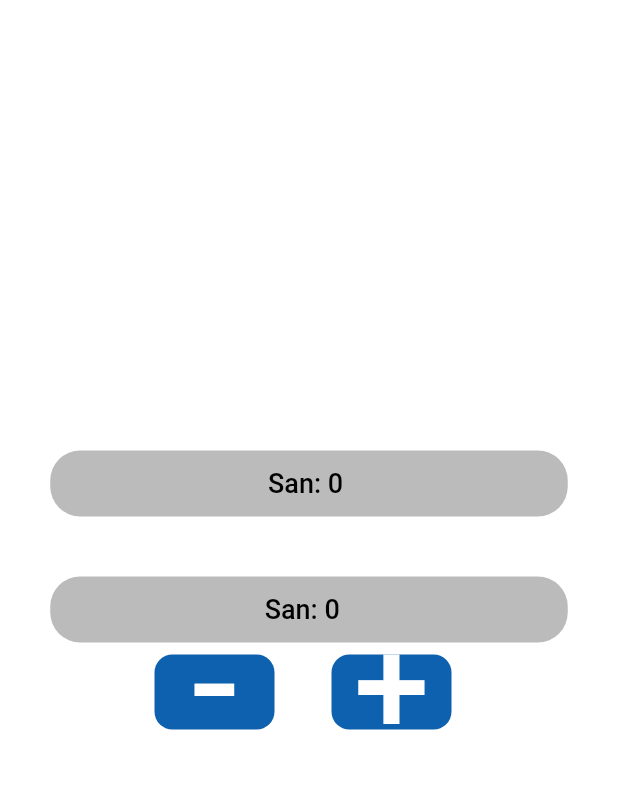
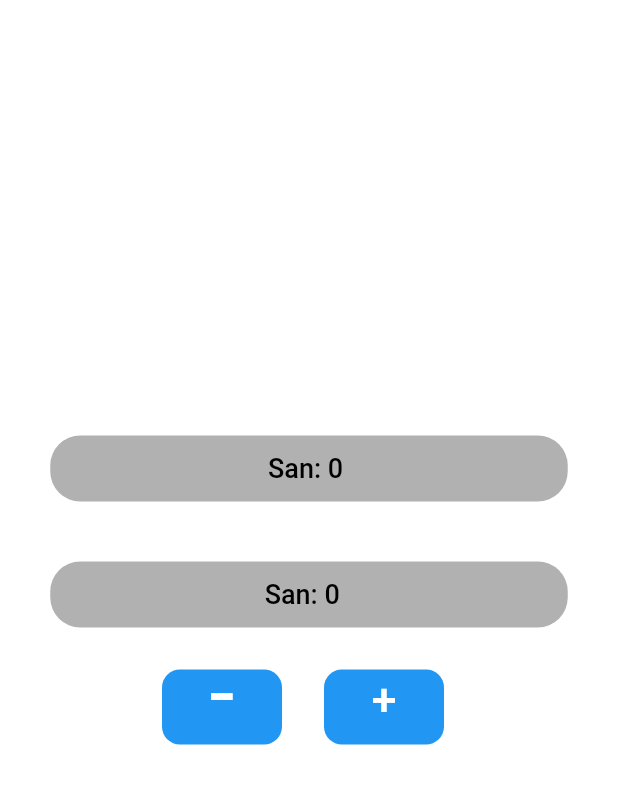
Before and after one commit to abdu071706/counter---app-group-9, a Flutter app: the screen it shows after launch, on a phone screen of 412 x 824 dp, the part 64-868 px from its top. Run offline on Flutter 3.47's test engine with Material 2 defaults, Android fonts, the phone set to English and light mode, and no system bars.

```diff
--- /dev/null
+++ b/lib/constants/app_colors.dart
@@ -0,0 +1,7 @@
+import 'package:flutter/material.dart';
+class AppColors{
+static const Black= Colors.black;
+static const White = Colors.white;
+static const Blue= Colors.blue;
+static const Grey = Colors.grey;
+}
--- a/lib/home_page.dart
+++ /dev/null
@@ -1,168 +0,0 @@
-import 'package:counter/second_page.dart';
-import 'package:flutter/material.dart';
-
-class HomePage extends StatefulWidget {
-  const HomePage({Key key}) : super(key: key);
-
-  @override
-  _HomePageState createState() => _HomePageState();
-}
-
-class _HomePageState extends State<HomePage> {
-  int san = 0;
-  void countMinus() {
-    setState(() {
-      san--;
-    });
-  }
-
-  void countPlus() {
-    setState(() {
-      san++;
-    });
-  }
-
-  void count(int sanber) {
-    if (sanber == 9) {
-      san--;
-    }
-    if (sanber == 2) {
-      san++;
-    }
-    setState(() {});
-  }
-
-  String word = 'Hello Kandaysin?';
-  @override
-  Widget build(BuildContext context) {
-    return Scaffold(
-      backgroundColor: Colors.white,
-      appBar: AppBar(
-        elevation: 0,
-        centerTitle: true,
-        backgroundColor: Colors.white,
-        title: const Text(
-          'Counter App  ',
-          style: TextStyle(
-            fontSize: 25,
-            color: Colors.black,
-          ),
-        ),
-      ),
-      body: Column(
-        mainAxisAlignment: MainAxisAlignment.center,
-        children: <Widget>[
-          Center(
-            child: InkWell(
-              onTap: () {
-                Navigator.push(
-                  context,
-                  MaterialPageRoute(
-                    builder: (context) => SecondPage(san: san),
-                  ),
-                );
-              },
-              child: Container(
-                decoration: BoxDecoration(
-                  color: const Color(0xffAaAAAA).withOpacity(0.8),
-                  borderRadius: BorderRadius.circular(20),
-                ),
-                width: 345,
-                height: 44,
-                child: Center(
-                  child: Text(
-                    'San: $san ',
-                    style: const TextStyle(
-                        fontWeight: FontWeight.w500,
-                        fontSize: 18,
-                        color: Color(0xff000000)),
-                  ),
-                ),
-              ),
-            ),
-          ),
-          const SizedBox(
-            height: 40,
-          ),
-          Container(
-            decoration: BoxDecoration(
-              color: const Color(0xffAaAAAA).withOpacity(0.8),
-              borderRadius: BorderRadius.circular(20),
-            ),
-            width: 345,
-            height: 44,
-            child: Center(
-              child: Text(
-                'San: $san  ',
-                style: const TextStyle(
-                    fontWeight: FontWeight.w500,
-                    fontSize: 18,
-                    color: Color(0xff000000)),
-              ),
-            ),
-          ),
-
-          Row(
-            mainAxisAlignment: MainAxisAlignment.center,
-            children: [
-              GestureDetector(
-                onTap: () => count(3),
-                child: Container(
-                  height: 50,
-                  width: 80,
-                  decoration: BoxDecoration(
-                    borderRadius: BorderRadius.circular(12),
-                    color: const Color(0xff0D61AE),
-                  ),
-                  child: const Center(
-                    child: Text(
-                      '-',
-                      style: TextStyle(
-                        fontSize: 110,
-                        height: 0.65,
-                        color: Color(0xffffffff),
-                      ),
-                    ),
-                  ),
-                ),
-              ),
-              const SizedBox(
-                width: 30,
-              ),
-              TextButton(
-                onPressed: () => count(9),
-                child: Container(
-                  height: 50,
-                  width: 80,
-                  decoration: BoxDecoration(
-                    borderRadius: BorderRadius.circular(12),
-                    color: const Color(0xff0D61AE),
-                  ),
-                  child: const Center(
-                    child: Text(
-                      '+',
-                      style: TextStyle(
-                        fontSize: 90,
-                        height: 0.75,
-                        color: Color(0xffffffff),
-                      ),
-                    ),
-                  ),
-                ),
-              ),
-            ],
-          ),
-
-          // Container(
-          //   color: Colors.blue,
-          //   child: IconButton(
-          //     color: Colors.red,
-          //     onPressed: () {},
-          //     icon: const Icon(Icons.add),
-          //   ),
-          // ),
-        ],
-      ),
-    );
-  }
-}
--- a/lib/main.dart
+++ b/lib/main.dart
@@ -1,6 +1,6 @@
 import 'package:flutter/material.dart';
 
-import 'home_page.dart';
+import 'page/home_page.dart';
 
 void main() {
   runApp(
--- /dev/null
+++ b/lib/page/home_page.dart
@@ -0,0 +1,79 @@
+import 'package:counter/constants/app_colors.dart';
+import 'package:counter/page/second_page.dart';
+import 'package:counter/widget/container_widget.dart';
+import 'package:counter/widget/remove_widget.dart';
+import 'package:counter/widget/san_buttom.dart';
+import 'package:counter/widget/text_button.dart';
+import 'package:flutter/material.dart';
+
+class HomePage extends StatefulWidget {
+  const HomePage({Key key}) : super(key: key);
+
+  @override
+  _HomePageState createState() => _HomePageState();
+}
+
+class _HomePageState extends State<HomePage> {
+  int san = 0;
+
+
+  void count(int sanber) {
+    if (sanber == 9) {
+      san++;
+    }
+    if (sanber == 2) {
+      san--;
+    }
+    setState(() {});
+  }
+
+  String word = 'Hello Kandaysin?';
+  @override
+  Widget build(BuildContext context) {
+    return Scaffold(
+      backgroundColor:AppColors.White,
+      appBar: AppBar(
+        elevation: 0,
+        centerTitle: true,
+        backgroundColor:AppColors.White,
+        title: const Text(
+          'Counter App  ',
+          style: TextStyle(
+            fontSize: 25,
+            color: Colors.black,
+          ),
+        ),
+      ),
+      body: Column(
+        mainAxisAlignment: MainAxisAlignment.center,
+        children: <Widget>[
+          SanButtomWidget(san: san),
+          const SizedBox(
+            height: 40,
+          ),
+          ContainerWidget(san: san),
+          SizedBox(
+            height: 20,
+          ),
+
+          Row(
+            mainAxisAlignment: MainAxisAlignment.center,
+            children: [
+              GestureDetector(
+                onTap: () => count(2),
+                child: RemoveWidget(),
+              ),
+              SizedBox(
+                width: 20,
+              ),
+              TextButton(
+                onPressed: () => count(9),
+                child: TextButtonWidget(),
+              ),
+            ],
+          ),
+        ],
+      ),
+    );
+  }
+}
--- /dev/null
+++ b/lib/widget/container_widget.dart
@@ -0,0 +1,32 @@
+import 'package:counter/constants/app_colors.dart';
+import 'package:flutter/material.dart';
+
+class ContainerWidget extends StatelessWidget {
+  const ContainerWidget({
+    Key key,
+    @required this.san,
+  }) : super(key: key);
+
+  final int san;
+
+  @override
+  Widget build(BuildContext context) {
+    return Container(
+      decoration: BoxDecoration(
+        color: AppColors.Grey.withOpacity(0.8),
+        borderRadius: BorderRadius.circular(20),
+      ),
+      width: 345,
+      height: 44,
+      child: Center(
+        child: Text(
+          'San: $san  ',
+          style: const TextStyle(
+              fontWeight: FontWeight.w500,
+              fontSize: 18,
+              color: AppColors.Black),
+        ),
+      ),
+    );
+  }
+}
--- /dev/null
+++ b/lib/widget/remove_widget.dart
@@ -0,0 +1,28 @@
+import 'package:counter/constants/app_colors.dart';
+import 'package:flutter/material.dart';
+
+class RemoveWidget extends StatelessWidget {
+  const RemoveWidget({
+    Key key,
+  }) : super(key: key);
+
+  @override
+  Widget build(BuildContext context) {
+    return Container(
+      height: 50,
+      width: 80,
+      decoration: BoxDecoration(
+        borderRadius: BorderRadius.circular(12),
+        color: AppColors.Blue,
+      ),
+      child: const Center(
+        child: Text(
+          '-',
+          style: TextStyle(
+            fontSize: 60,
+            height: 0.60,
+            color:AppColors.White
+          ),
+        ),
+      ),
+    );}}
--- /dev/null
+++ b/lib/widget/san_buttom.dart
@@ -0,0 +1,45 @@
+import 'package:counter/constants/app_colors.dart';
+import 'package:counter/page/second_page.dart';
+import 'package:flutter/material.dart';
+
+class SanButtomWidget extends StatelessWidget {
+  const SanButtomWidget({
+    Key key,
+    @required this.san,
+  }) : super(key: key);
+
+  final int san;
+
+  @override
+  Widget build(BuildContext context) {
+    return Center(
+      child: InkWell(
+        onTap: () {
+          Navigator.push(
+            context,
+            MaterialPageRoute(
+              builder: (context) => SecondPage(san: san),
+            ),
+          );
+        },
+        child: Container(
+          decoration: BoxDecoration(
+            color: AppColors.Grey.withOpacity(0.8),
+            borderRadius: BorderRadius.circular(20),
+          ),
+          width: 345,
+          height: 44,
+          child: Center(
+            child: Text(
+              'San: $san ',
+              style: const TextStyle(
+                  fontWeight: FontWeight.w500,
+                  fontSize: 18,
+                  color: AppColors.Black),
+            ),
+          ),
+        ),
+      ),
+    );
+  }
+}
--- /dev/null
+++ b/lib/widget/text_button.dart
@@ -0,0 +1,33 @@
+
+
+
+import 'package:counter/constants/app_colors.dart';
+import 'package:flutter/material.dart';
+
+class TextButtonWidget extends StatelessWidget {
+  const TextButtonWidget({
+    Key key,
+  }) : super(key: key);
+
+  @override
+  Widget build(BuildContext context) {
+    return Container(
+      height: 50,
+      width: 80,
+      decoration: BoxDecoration(
+        borderRadius: BorderRadius.circular(12),
+        color: AppColors.Blue
+      ),
+      child: const Center(
+        child: Text(
+          '+',
+          style: TextStyle(
+            fontSize: 30,
+            height: 0.60,
+            color: AppColors.White,
+          ),textAlign: TextAlign.center,
+        ),
+      ),
+    );
+  }
+}
```
Also changed, not shown: lib/page/second_page.dart (added, +62 -0 lines), lib/page/third_page.dart (added, +17 -0 lines), lib/second_page.dart (deleted, +0 -47 lines), lib/third_page.dart (deleted, +0 -41 lines), lib/widget/number_widget.dart (added, +41 -0 lines), lib/widget/second_page.dart (added, +47 -0 lines).
